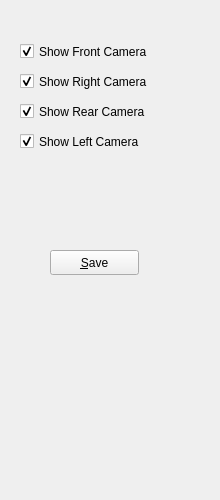
The window that control4.ui (free6d1823/NavmCal) describes before a commit, drawn with Qt 5.
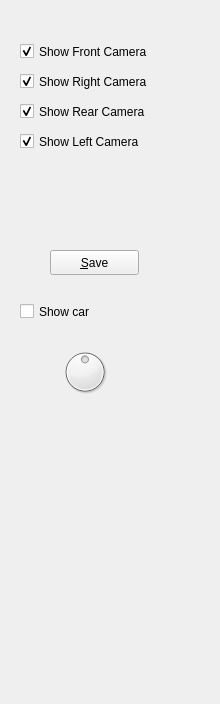
The same window after the commit.

What changed in the file:
```diff
--- a/control4.ui
+++ b/control4.ui
@@ -7,7 +7,7 @@
     <x>0</x>
     <y>0</y>
     <width>220</width>
-    <height>500</height>
+    <height>704</height>
    </rect>
   </property>
   <property name="sizePolicy">
@@ -102,6 +102,41 @@
     <bool>true</bool>
    </property>
   </widget>
+  <widget class="QCheckBox" name="checkShowCar">
+   <property name="geometry">
+    <rect>
+     <x>20</x>
+     <y>300</y>
+     <width>181</width>
+     <height>23</height>
+    </rect>
+   </property>
+   <property name="text">
+    <string>Show car</string>
+   </property>
+  </widget>
+  <widget class="QDial" name="steer">
+   <property name="geometry">
+    <rect>
+     <x>60</x>
+     <y>340</y>
+     <width>50</width>
+     <height>64</height>
+    </rect>
+   </property>
+   <property name="focusPolicy">
+    <enum>Qt::StrongFocus</enum>
+   </property>
+   <property name="minimum">
+    <number>-3500</number>
+   </property>
+   <property name="maximum">
+    <number>3500</number>
+   </property>
+   <property name="singleStep">
+    <number>1</number>
+   </property>
+  </widget>
  </widget>
  <resources/>
  <connections/>
```
